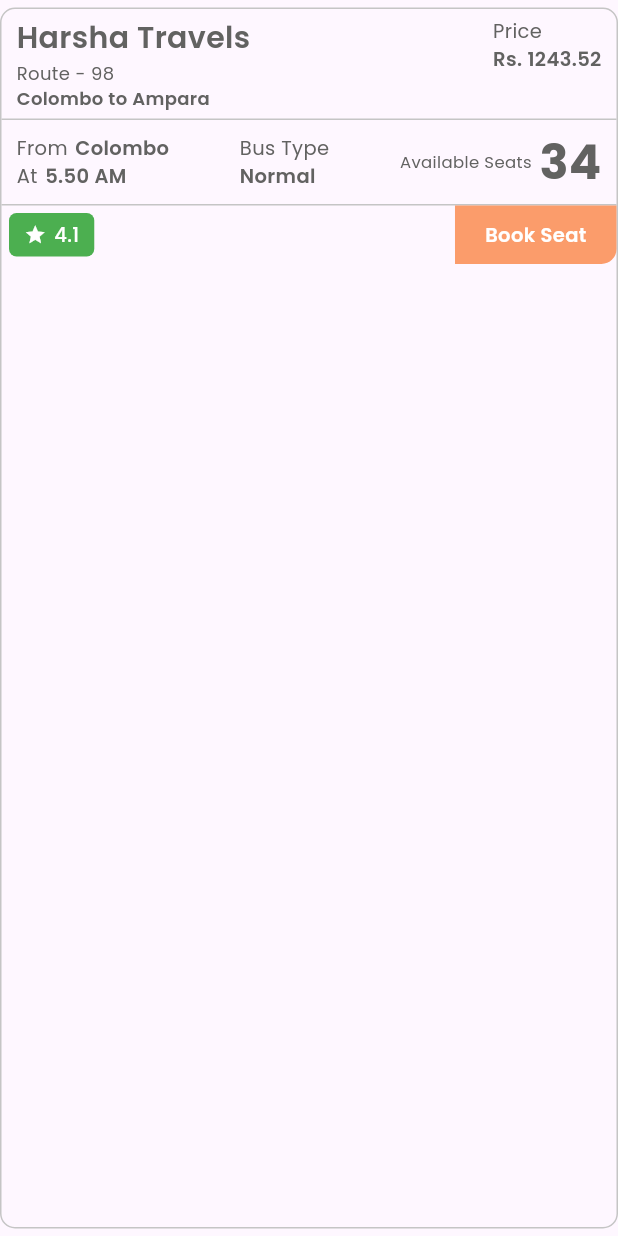
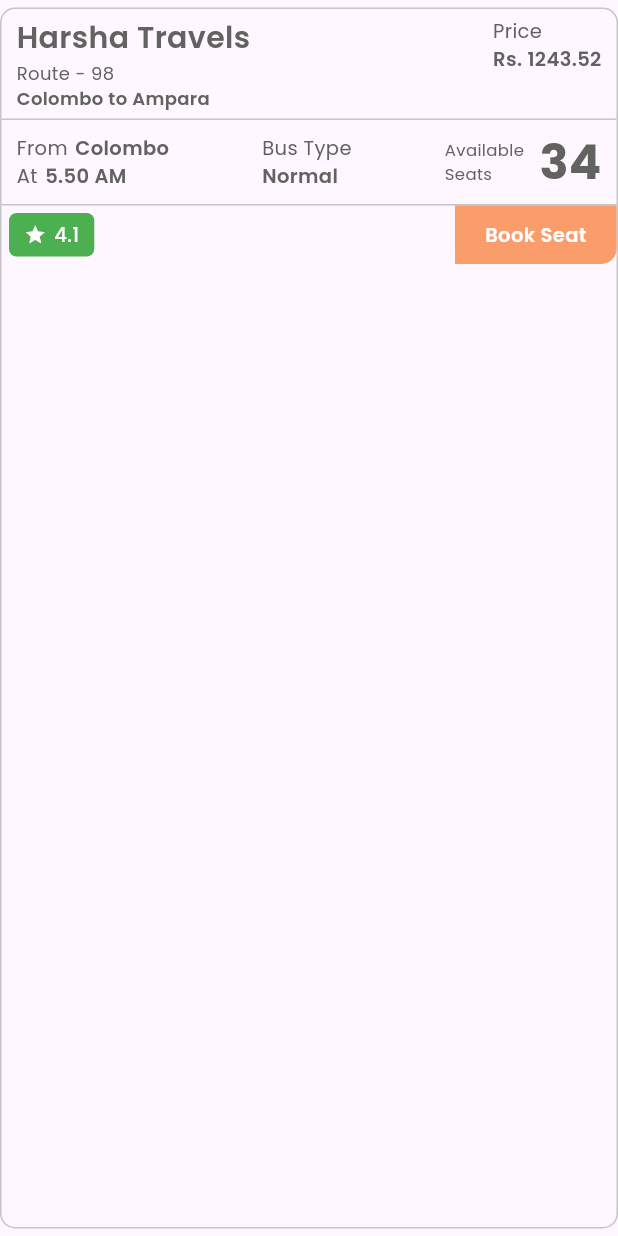
Before and after one commit to IT21175466/TicketTrail, a Flutter app: the BusCard widget shown alone on an empty page, opened directly, on a phone screen of 412 x 824 dp. Run offline on Flutter 3.47's test engine with Material 3 defaults, Android fonts, the phone set to English and light mode, and no system bars; our stand-ins replace searchfield.

Commit message:
DropDown Done

```diff
--- a/lib/main.dart
+++ b/lib/main.dart
@@ -1,6 +1,7 @@
 import 'package:flutter/material.dart';
 import 'package:provider/provider.dart';
 import 'package:tickettrail/constants/app_colors.dart';
+import 'package:tickettrail/providers/city_select_provider.dart';
 import 'package:tickettrail/providers/language_provider.dart';
 import 'package:tickettrail/routes/app_routes.dart';
 
@@ -15,6 +16,7 @@
     return MultiProvider(
       providers: [
         ChangeNotifierProvider(create: (context) => LanguageProvider()),
+        ChangeNotifierProvider(create: (context) => CitySelectProvider()),
       ],
       child: MaterialApp(
         debugShowCheckedModeBanner: false,
@@ -22,7 +24,7 @@
           primaryColor: AppColors.primaryColor,
           fontFamily: 'Poppins',
         ),
-        initialRoute: '/results',
+        initialRoute: '/home',
         routes: AppRoutes.getRoutes(),
       ),
     );
--- /dev/null
+++ b/lib/providers/city_select_provider.dart
@@ -0,0 +1,18 @@
+import 'package:flutter/material.dart';
+
+class CitySelectProvider extends ChangeNotifier {
+  List<String> suggestions = ['Ampara', 'Colombo', 'Kandy', 'Negambo'];
+
+  String? cityFrom;
+  String? cityTo;
+
+  void setCityFromValue(String value) {
+    cityFrom = value;
+    notifyListeners();
+  }
+
+  void setCitytoValue(String value) {
+    cityTo = value;
+    notifyListeners();
+  }
+}
--- a/lib/widgets/bus_card.dart
+++ b/lib/widgets/bus_card.dart
@@ -179,15 +179,27 @@
                 Spacer(),
                 Row(
                   children: [
-                    Text(
-                      'Available Seats',
-                      style: TextStyle(
-                        fontSize: 11,
-                        color: AppColors.textColor,
-                      ),
+                    Column(
+                      crossAxisAlignment: CrossAxisAlignment.start,
+                      children: [
+                        Text(
+                          'Available',
+                          style: TextStyle(
+                            fontSize: 11,
+                            color: AppColors.textColor,
+                          ),
+                        ),
+                        Text(
+                          'Seats',
+                          style: TextStyle(
+                            fontSize: 11,
+                            color: AppColors.textColor,
+                          ),
+                        ),
+                      ],
                     ),
                     SizedBox(
-                      width: 5,
+                      width: 10,
                     ),
                     Text(
                       seats.toString(),
--- a/pubspec.yaml
+++ b/pubspec.yaml
@@ -36,7 +36,7 @@
   # Use with the CupertinoIcons class for iOS style icons.
   cupertino_icons: ^1.0.2
   provider: ^6.1.1
-  shared_preferences: ^2.2.2
+  searchfield: ^0.9.0
 
 dev_dependencies:
   flutter_test:
```
Also changed, not shown: lib/views/home/busses_list_page.dart (+62 -15 lines), lib/views/home/home_page.dart (+28 -8 lines), lib/widgets/city_dropdown.dart (added, +56 -0 lines), pubspec.lock, 1 other file.
